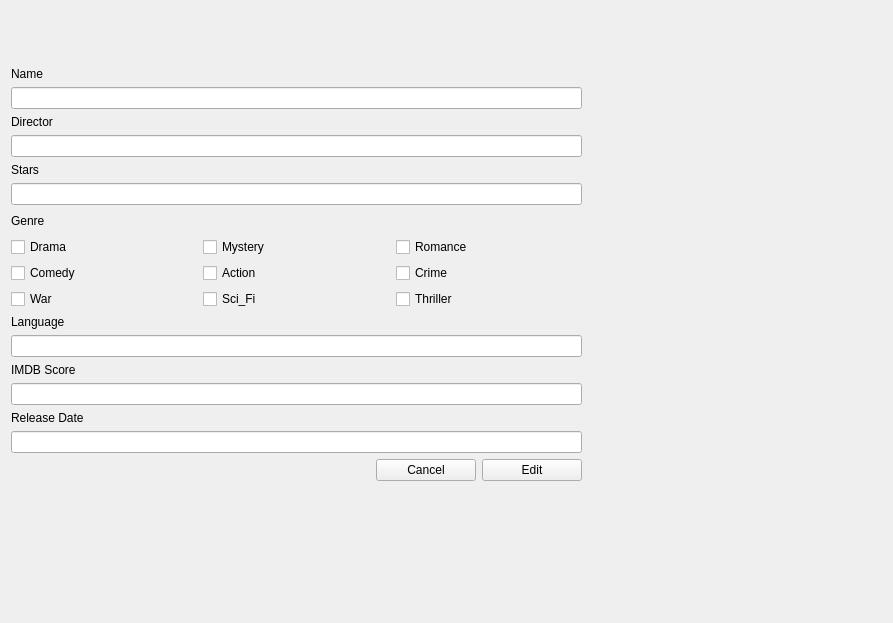
This is edit.ui in EotDc35F/project as Qt 5 draws it before an edit. The edited form follows.
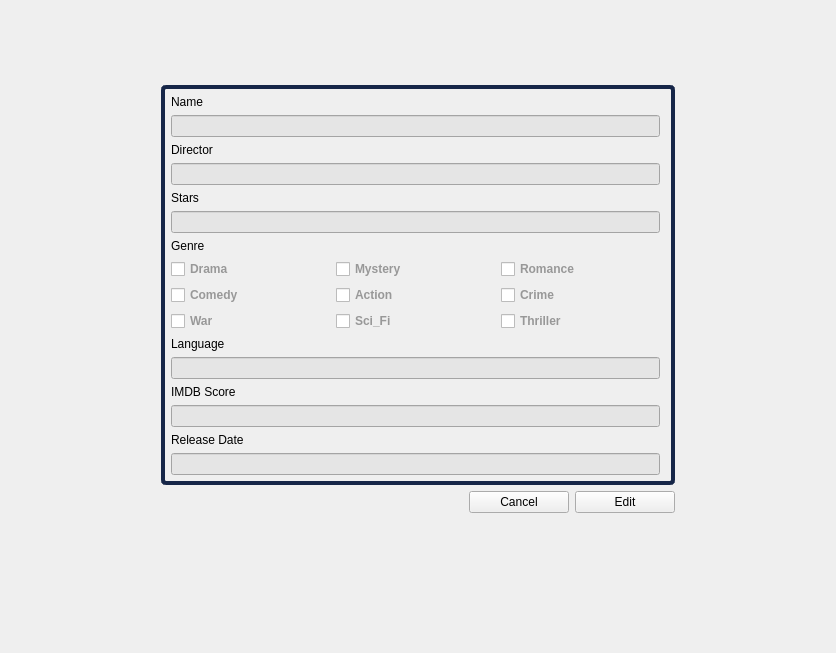
This is the edited form. Icons and pictures are not drawn.

```diff
--- a/edit.ui
+++ b/edit.ui
@@ -6,8 +6,8 @@
    <rect>
     <x>0</x>
     <y>0</y>
-    <width>893</width>
-    <height>623</height>
+    <width>836</width>
+    <height>653</height>
    </rect>
   </property>
   <property name="windowTitle">
@@ -22,11 +22,33 @@
 {
 background-color:rgb(197, 206, 201);
 }
-</string>
+#edit
+{
+background:url(:/image/2.jpg);
+}
+#edit_2:hover
+{
+background-color:rgb(166, 224, 255);
+}
+#cancel:hover
+{
+background-color:rgb(166, 224, 255);
+}
+#main
+{
+border:4px solid rgb(22, 38, 72);
+border-radius:5px;
+}</string>
   </property>
   <layout class="QVBoxLayout" name="verticalLayout">
    <item>
-    <layout class="QHBoxLayout" name="horizontalLayout">
+    <widget class="QWidget" name="widget" native="true">
+     <property name="styleSheet">
+      <string notr="true">
+
+</string>
+     </property>
+     <layout class="QHBoxLayout" name="top">
      <item>
       <spacer name="horizontalSpacer">
        <property name="orientation">
@@ -93,102 +115,59 @@
       </widget>
      </item>
     </layout>
+    </widget>
    </item>
    <item>
+    <layout class="QHBoxLayout" name="horizontalLayout">
+     <property name="leftMargin">
+      <number>0</number>
+     </property>
+     <property name="topMargin">
+      <number>0</number>
+     </property>
+     <property name="rightMargin">
+      <number>0</number>
+     </property>
+     <item>
+      <spacer name="horizontalSpacer_3">
+       <property name="orientation">
+        <enum>Qt::Horizontal</enum>
+       </property>
+       <property name="sizeType">
+        <enum>QSizePolicy::Fixed</enum>
+       </property>
+       <property name="sizeHint" stdset="0">
+        <size>
+         <width>150</width>
+         <height>20</height>
+        </size>
+       </property>
+      </spacer>
+     </item>
+     <item>
+      <widget class="QWidget" name="main" native="true">
     <layout class="QGridLayout" name="gridLayout_4">
+        <property name="leftMargin">
+         <number>10</number>
+        </property>
      <property name="topMargin">
-      <number>0</number>
-     </property>
-     <item row="8" column="0">
-      <widget class="QLabel" name="label_10">
-       <property name="text">
-        <string>Language</string>
-       </property>
-       <property name="margin">
-        <number>3</number>
-       </property>
-      </widget>
-     </item>
-     <item row="1" column="0">
-      <widget class="QLineEdit" name="lname"/>
-     </item>
-     <item row="2" column="0">
-      <widget class="QLabel" name="label_8">
-       <property name="text">
-        <string>Director</string>
-       </property>
-       <property name="margin">
-        <number>3</number>
-       </property>
-      </widget>
-     </item>
-     <item row="12" column="0">
-      <widget class="QLabel" name="label_12">
-       <property name="text">
-        <string>Release Date</string>
-       </property>
-       <property name="margin">
-        <number>3</number>
-       </property>
-      </widget>
-     </item>
-     <item row="3" column="0">
-      <widget class="QLineEdit" name="ldirector"/>
-     </item>
-     <item row="5" column="0">
-      <widget class="QLineEdit" name="lstars"/>
-     </item>
-     <item row="6" column="1">
-      <spacer name="horizontalSpacer_4">
-       <property name="orientation">
-        <enum>Qt::Horizontal</enum>
-       </property>
-       <property name="sizeType">
-        <enum>QSizePolicy::Fixed</enum>
-       </property>
-       <property name="sizeHint" stdset="0">
-        <size>
-         <width>300</width>
-         <height>20</height>
-        </size>
-       </property>
-      </spacer>
-     </item>
-     <item row="4" column="0">
-      <widget class="QLabel" name="label_9">
-       <property name="text">
-        <string>Stars</string>
-       </property>
-       <property name="margin">
-        <number>3</number>
-       </property>
-      </widget>
-     </item>
-     <item row="10" column="0">
-      <widget class="QLabel" name="label_11">
-       <property name="text">
-        <string>IMDB Score</string>
-       </property>
-       <property name="margin">
-        <number>3</number>
-       </property>
-      </widget>
-     </item>
-     <item row="6" column="0">
-      <widget class="QLabel" name="label_7">
-       <property name="text">
-        <string>Genre</string>
-       </property>
-       <property name="margin">
-        <number>3</number>
-       </property>
-      </widget>
-     </item>
-     <item row="13" column="0">
-      <widget class="QLineEdit" name="lreleas"/>
-     </item>
+         <number>10</number>
+        </property>
+        <property name="rightMargin">
+         <number>15</number>
+        </property>
+        <property name="bottomMargin">
+         <number>10</number>
+        </property>
      <item row="0" column="0">
       <widget class="QLabel" name="label_6">
+          <property name="font">
+           <font>
+            <pointsize>9</pointsize>
+            <weight>50</weight>
+            <bold>false</bold>
+           </font>
+          </property>
        <property name="text">
         <string>Name</string>
        </property>
@@ -197,12 +176,6 @@
        </property>
       </widget>
      </item>
-     <item row="11" column="0">
-      <widget class="QLineEdit" name="limdb"/>
-     </item>
-     <item row="9" column="0">
-      <widget class="QLineEdit" name="llanguage"/>
-     </item>
      <item row="7" column="0">
       <layout class="QGridLayout" name="gridLayout_2">
        <property name="topMargin">
@@ -210,6 +183,16 @@
        </property>
        <item row="0" column="1">
         <widget class="QCheckBox" name="checkBox_2">
+            <property name="font">
+             <font>
+              <pointsize>9</pointsize>
+              <weight>75</weight>
+              <bold>true</bold>
+             </font>
+            </property>
+            <property name="styleSheet">
+             <string notr="true">color:rgb(152, 152, 152)</string>
+            </property>
          <property name="text">
           <string>Mystery</string>
          </property>
@@ -217,6 +200,16 @@
        </item>
        <item row="0" column="2">
         <widget class="QCheckBox" name="checkBox">
+            <property name="font">
+             <font>
+              <pointsize>9</pointsize>
+              <weight>75</weight>
+              <bold>true</bold>
+             </font>
+            </property>
+            <property name="styleSheet">
+             <string notr="true">color:rgb(152, 152, 152)</string>
+            </property>
          <property name="text">
           <string>Romance</string>
          </property>
@@ -224,6 +217,16 @@
        </item>
        <item row="1" column="1">
         <widget class="QCheckBox" name="checkBox_5">
+            <property name="font">
+             <font>
+              <pointsize>9</pointsize>
+              <weight>75</weight>
+              <bold>true</bold>
+             </font>
+            </property>
+            <property name="styleSheet">
+             <string notr="true">color:rgb(152, 152, 152)</string>
+            </property>
          <property name="text">
           <string>Action</string>
          </property>
@@ -231,6 +234,16 @@
        </item>
        <item row="1" column="2">
         <widget class="QCheckBox" name="checkBox_6">
+            <property name="font">
+             <font>
+              <pointsize>9</pointsize>
+              <weight>75</weight>
+              <bold>true</bold>
+             </font>
+            </property>
+            <property name="styleSheet">
+             <string notr="true">color:rgb(152, 152, 152)</string>
+            </property>
          <property name="text">
           <string>Crime</string>
          </property>
@@ -238,6 +251,16 @@
        </item>
        <item row="0" column="0">
         <widget class="QCheckBox" name="checkBox_3">
+            <property name="font">
+             <font>
+              <pointsize>9</pointsize>
+              <weight>75</weight>
+              <bold>true</bold>
+             </font>
+            </property>
+            <property name="styleSheet">
+             <string notr="true">color:rgb(152, 152, 152)</string>
+            </property>
          <property name="text">
           <string>Drama</string>
          </property>
@@ -245,6 +268,16 @@
        </item>
        <item row="1" column="0">
         <widget class="QCheckBox" name="checkBox_4">
+            <property name="font">
+             <font>
+              <pointsize>9</pointsize>
+              <weight>75</weight>
+              <bold>true</bold>
+             </font>
+            </property>
+            <property name="styleSheet">
+             <string notr="true">color:rgb(152, 152, 152)</string>
+            </property>
          <property name="text">
           <string>Comedy</string>
          </property>
@@ -252,6 +285,16 @@
        </item>
        <item row="2" column="0">
         <widget class="QCheckBox" name="checkBox_7">
+            <property name="font">
+             <font>
+              <pointsize>9</pointsize>
+              <weight>75</weight>
+              <bold>true</bold>
+             </font>
+            </property>
+            <property name="styleSheet">
+             <string notr="true">color:rgb(152, 152, 152)</string>
+            </property>
          <property name="text">
           <string>War</string>
          </property>
@@ -259,6 +302,16 @@
        </item>
        <item row="2" column="1">
         <widget class="QCheckBox" name="checkBox_8">
+            <property name="font">
+             <font>
+              <pointsize>9</pointsize>
+              <weight>75</weight>
+              <bold>true</bold>
+             </font>
+            </property>
+            <property name="styleSheet">
+             <string notr="true">color:rgb(152, 152, 152)</string>
+            </property>
          <property name="text">
           <string>Sci_Fi</string>
          </property>
@@ -266,6 +319,16 @@
        </item>
        <item row="2" column="2">
         <widget class="QCheckBox" name="checkBox_9">
+            <property name="font">
+             <font>
+              <pointsize>9</pointsize>
+              <weight>75</weight>
+              <bold>true</bold>
+             </font>
+            </property>
+            <property name="styleSheet">
+             <string notr="true">color:rgb(152, 152, 152)</string>
+            </property>
          <property name="text">
           <string>Thriller</string>
          </property>
@@ -273,6 +336,157 @@
        </item>
       </layout>
      </item>
+        <item row="3" column="0">
+         <widget class="QLineEdit" name="ldirector">
+          <property name="styleSheet">
+           <string notr="true">background-color:rgb(229, 229, 229)</string>
+          </property>
+         </widget>
+        </item>
+        <item row="2" column="0">
+         <widget class="QLabel" name="label_8">
+          <property name="font">
+           <font>
+            <pointsize>9</pointsize>
+           </font>
+          </property>
+          <property name="text">
+           <string>Director</string>
+          </property>
+          <property name="margin">
+           <number>3</number>
+          </property>
+         </widget>
+        </item>
+        <item row="5" column="0">
+         <widget class="QLineEdit" name="lstars">
+          <property name="styleSheet">
+           <string notr="true">background-color:rgb(229, 229, 229)</string>
+          </property>
+         </widget>
+        </item>
+        <item row="9" column="0">
+         <widget class="QLineEdit" name="llanguage">
+          <property name="styleSheet">
+           <string notr="true">background-color:rgb(229, 229, 229)</string>
+          </property>
+         </widget>
+        </item>
+        <item row="8" column="0">
+         <widget class="QLabel" name="label_10">
+          <property name="font">
+           <font>
+            <pointsize>9</pointsize>
+           </font>
+          </property>
+          <property name="text">
+           <string>Language</string>
+          </property>
+          <property name="margin">
+           <number>3</number>
+          </property>
+         </widget>
+        </item>
+        <item row="4" column="0">
+         <widget class="QLabel" name="label_9">
+          <property name="font">
+           <font>
+            <pointsize>9</pointsize>
+           </font>
+          </property>
+          <property name="text">
+           <string>Stars</string>
+          </property>
+          <property name="margin">
+           <number>3</number>
+          </property>
+         </widget>
+        </item>
+        <item row="10" column="0">
+         <widget class="QLabel" name="label_11">
+          <property name="font">
+           <font>
+            <pointsize>9</pointsize>
+           </font>
+          </property>
+          <property name="text">
+           <string>IMDB Score</string>
+          </property>
+          <property name="margin">
+           <number>3</number>
+          </property>
+         </widget>
+        </item>
+        <item row="11" column="0">
+         <widget class="QLineEdit" name="limdb">
+          <property name="styleSheet">
+           <string notr="true">background-color:rgb(229, 229, 229)</string>
+          </property>
+         </widget>
+        </item>
+        <item row="12" column="0">
+         <widget class="QLabel" name="label_12">
+          <property name="font">
+           <font>
+            <pointsize>9</pointsize>
+           </font>
+          </property>
+          <property name="text">
+           <string>Release Date</string>
+          </property>
+          <property name="margin">
+           <number>3</number>
+          </property>
+         </widget>
+        </item>
+        <item row="1" column="0">
+         <widget class="QLineEdit" name="lname">
+          <property name="styleSheet">
+           <string notr="true">background-color:rgb(229, 229, 229)</string>
+          </property>
+         </widget>
+        </item>
+        <item row="6" column="0">
+         <widget class="QLabel" name="label_7">
+          <property name="font">
+           <font>
+            <pointsize>9</pointsize>
+           </font>
+          </property>
+          <property name="text">
+           <string>Genre</string>
+          </property>
+          <property name="margin">
+           <number>3</number>
+          </property>
+         </widget>
+        </item>
+        <item row="13" column="0">
+         <widget class="QLineEdit" name="lreleas">
+          <property name="styleSheet">
+           <string notr="true">background-color:rgb(229, 229, 229)</string>
+          </property>
+         </widget>
+        </item>
+       </layout>
+      </widget>
+     </item>
+     <item>
+      <spacer name="horizontalSpacer_7">
+       <property name="orientation">
+        <enum>Qt::Horizontal</enum>
+       </property>
+       <property name="sizeType">
+        <enum>QSizePolicy::Fixed</enum>
+       </property>
+       <property name="sizeHint" stdset="0">
+        <size>
+         <width>150</width>
+         <height>20</height>
+        </size>
+       </property>
+      </spacer>
+     </item>
     </layout>
    </item>
    <item>
@@ -341,7 +555,7 @@
        </property>
        <property name="sizeHint" stdset="0">
         <size>
-         <width>300</width>
+         <width>150</width>
          <height>20</height>
         </size>
        </property>
```
Lines whose indentation alone changed are shown as unchanged.
